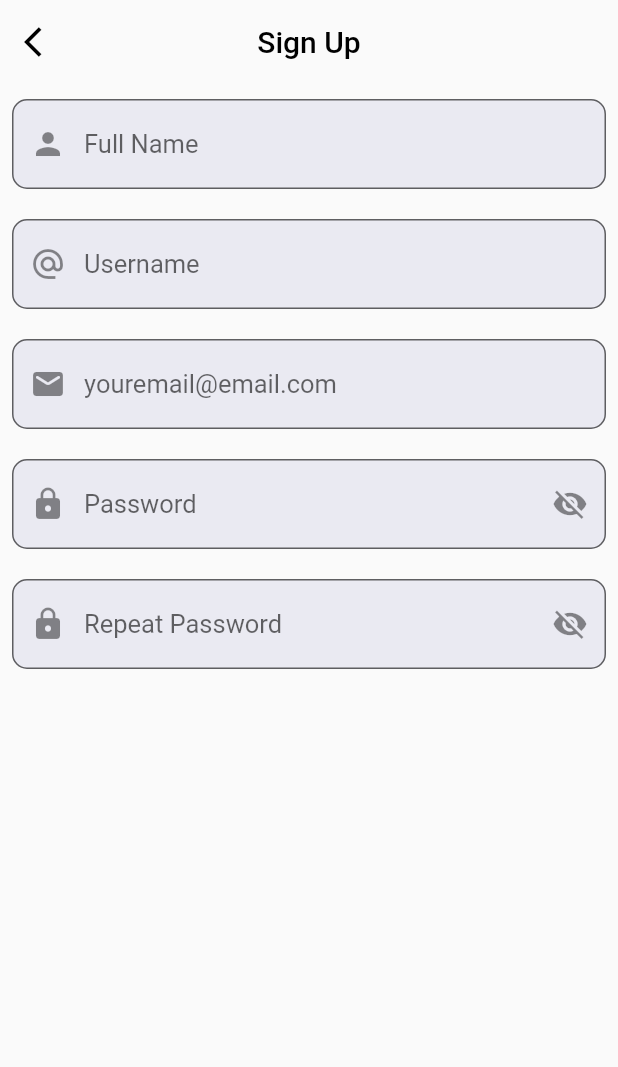
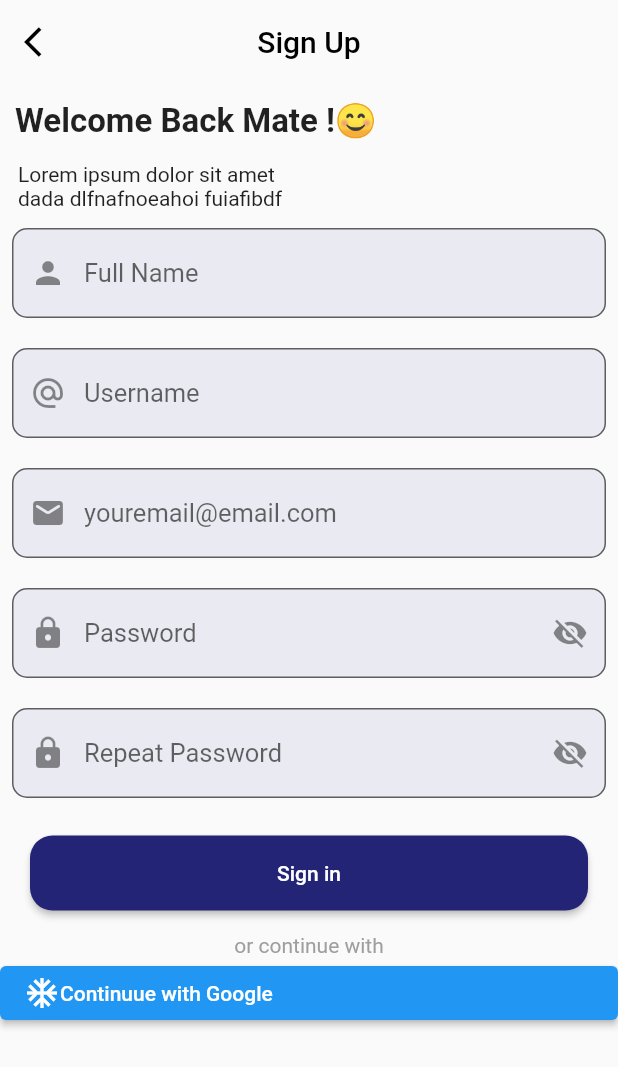
Before and after one commit to Awaizkazi/practice_going_on, a Flutter app: the SignUp2 screen opened directly, on a phone screen of 412 x 824 dp. Shown: the top 1067 px of the screen. Run offline on Flutter 3.47's test engine with Material 2 defaults, Android fonts, the light colour scheme and no system bars.

Commit message:
Elevated Button

```diff
--- a/lib/screens/signup2.dart
+++ b/lib/screens/signup2.dart
@@ -9,7 +9,6 @@ class SignUp2 extends StatefulWidget {
 
 class _SignUp2State extends State<SignUp2> {
   var obsecureText = false;
-
   @override
   Widget build(BuildContext context) {
     return SafeArea(
@@ -30,7 +29,23 @@ class _SignUp2State extends State<SignUp2> {
         body: SingleChildScrollView(
           reverse: true,
           child: Column(
+            crossAxisAlignment: CrossAxisAlignment.start,
             children: [
+              Padding(
+                padding:
+                    const EdgeInsets.symmetric(vertical: 12.0, horizontal: 10),
+                child: const Text(
+                  'Welcome Back Mate !😊',
+                  style: TextStyle(fontWeight: FontWeight.bold, fontSize: 22),
+                ),
+              ),
+              Padding(
+                padding:
+                    const EdgeInsets.symmetric(horizontal: 12.0, vertical: 2.0),
+                child: const Text(
+                  'Lorem ipsum dolor sit amet\ndada dlfnafnoeahoi fuiafibdf',
+                ),
+              ),
               textField1(
                 icon: Icons.person,
                 hintText: 'Full Name',
@@ -50,6 +65,44 @@ class _SignUp2State extends State<SignUp2> {
               textField2(
                 icon: Icons.lock,
                 hintText: 'Repeat Password',
+              ),
+              Padding(
+                padding:
+                    const EdgeInsets.symmetric(horizontal: 20, vertical: 15),
+                child: ElevatedButton(
+                  onPressed: () {
+                    Navigator.push(
+                      context,
+                      MaterialPageRoute(builder: (context) => const SignUp2()),
+                    );
+                  },
+                  style: ElevatedButton.styleFrom(
+                    shape: RoundedRectangleBorder(
+                      borderRadius: BorderRadius.circular(15),
+                    ),
+                    backgroundColor: Color(0xff232476),
+                    minimumSize: Size.fromHeight(50),
+                  ),
+                  child: const Text(
+                    'Sign in',
+                    style: TextStyle(color: Colors.white),
+                  ),
+                ),
+              ),
+              Center(
+                child: Text(
+                  'or continue with',
+                  style: TextStyle(color: Colors.grey[500]),
+                ),
+              ),
+              ElevatedButton(
+                onPressed: () {},
+                child: Row(
+                  children: [
+                    Icon(Icons.ac_unit),
+                    Text('Continuue with Google'),
+                  ],
+                ),
               ),
             ],
           ),
```
Also changed, not shown: lib/screens/sign_up.dart (+0 -33 lines).
